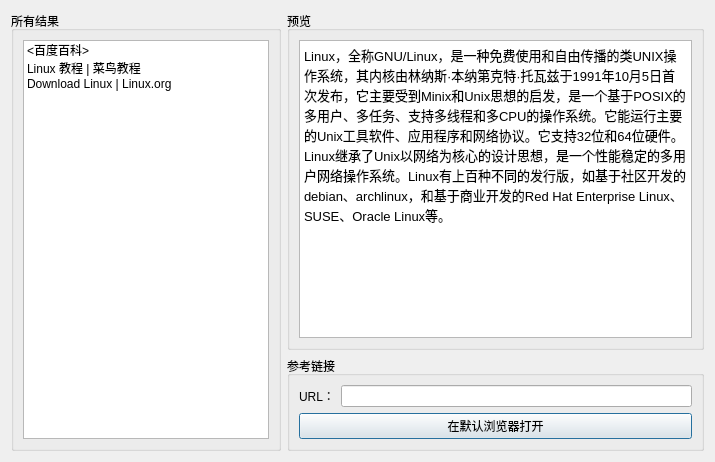
Before: the Qt Designer form list.ui in This-is-XiaoDeng/uSearch, drawn with Qt 5.
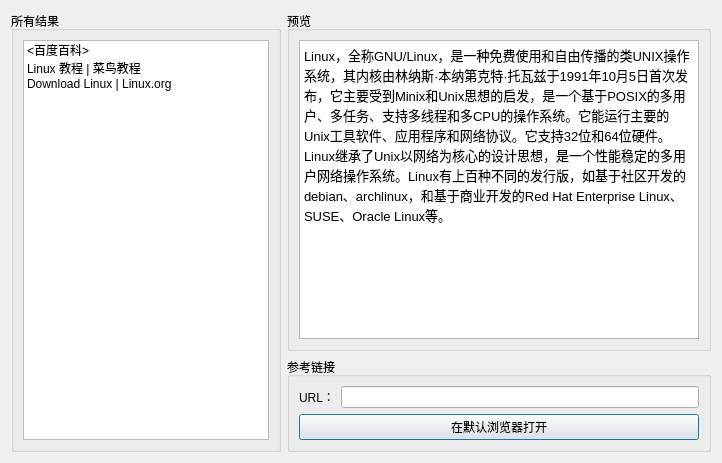
After: the same form once the commit is applied.

What changed in the file:
```diff
--- a/list.ui
+++ b/list.ui
@@ -6,8 +6,8 @@
    <rect>
     <x>0</x>
     <y>0</y>
-    <width>715</width>
-    <height>462</height>
+    <width>722</width>
+    <height>463</height>
    </rect>
   </property>
   <property name="windowTitle">
```
